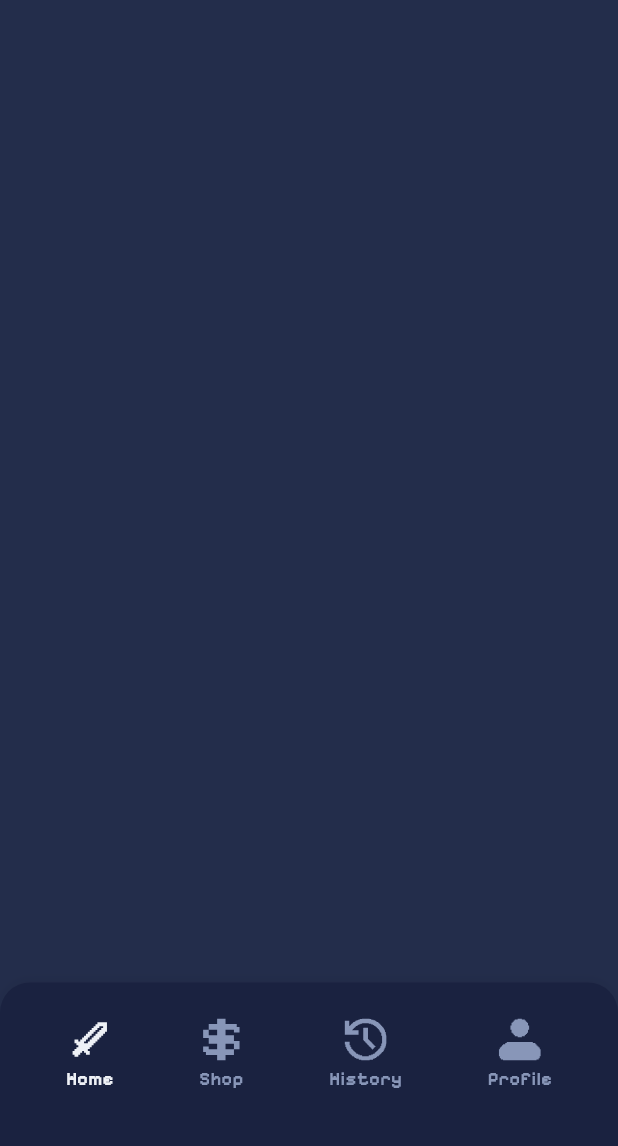
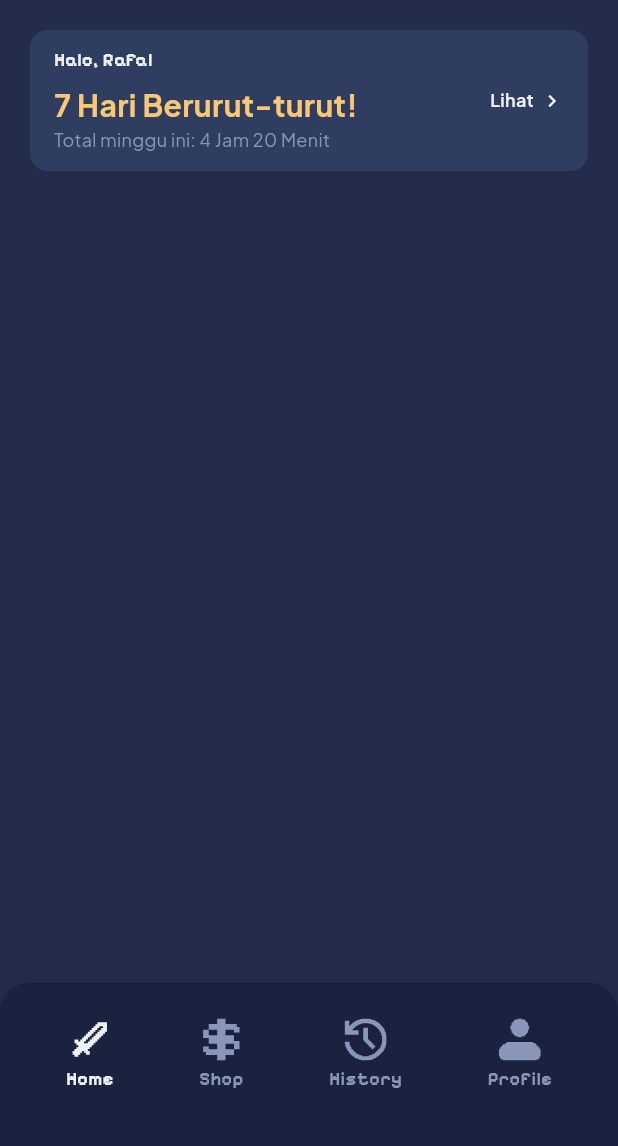
Before and after one commit to RafasyaSubhan/garrison, a Flutter app: the screen it shows after launch, on a phone screen of 412 x 824 dp, the part 90-1236 px from its top. Run offline on Flutter 3.47's test engine with Material 3 defaults, Android fonts, the light colour scheme and no system bars; our stand-ins replace flutter_svg.

Commit message:
feat: add streak card component

```diff
--- a/lib/main.dart
+++ b/lib/main.dart
@@ -3,6 +3,7 @@ import 'package:flutter/material.dart';
 import 'constants/app_colors.dart';
 import 'widgets/navbar.dart';
 import 'widgets/home_header.dart';
+import 'widgets/streak_card.dart';
 
 void main() {
   runApp(const GarrisonApp());
@@ -32,10 +33,12 @@ class HomePage extends StatelessWidget {
     return const Scaffold(
       body: SafeArea(
         child: Padding(
-          padding: EdgeInsets.all(20),
+          padding: const EdgeInsets.all(20),
           child: Column(
             children: [
               HomeHeader(),
+              SizedBox(height: 20),
+              StreakCard(),
             ],
           ),
         ),
--- /dev/null
+++ b/lib/widgets/streak_card.dart
@@ -0,0 +1,79 @@
+import 'package:flutter/material.dart';
+
+import '../constants/app_colors.dart';
+import '../constants/app_text_styles.dart';
+
+class StreakCard extends StatelessWidget {
+  const StreakCard({super.key});
+
+  @override
+  Widget build(BuildContext context) {
+    return Container(
+      width: double.infinity,
+      padding: const EdgeInsets.symmetric(
+        horizontal: 16,
+        vertical: 12,
+      ),
+      decoration: BoxDecoration(
+        color: AppColors.backgroundSurface,
+        borderRadius: BorderRadius.circular(12),
+      ),
+      child: Row(
+        mainAxisAlignment: MainAxisAlignment.spaceBetween,
+        children: [
+          Expanded(
+            child: Column(
+              crossAxisAlignment: CrossAxisAlignment.start,
+              children: [
+                Text(
+                  'Halo, Rafa!',
+                  style: AppTextStyles.c6.copyWith(
+                    color: AppColors.textPrimary,
+                  ),
+                ),
+
+                const SizedBox(height: 7),
+
+                Text(
+                  '7 Hari Berurut-turut!',
+                  style: AppTextStyles.h4.copyWith(
+                    color: AppColors.gold,
+                  ),
+                ),
+
+                Text(
+                  'Total minggu ini: 4 Jam 20 Menit',
+                  style: AppTextStyles.p6.copyWith(
+                    color: AppColors.textSecondary,
+                  ),
+                ),
+              ],
+            ),
+          ),
+
+          InkWell(
+            onTap: () {},
+            child: Row(
+              children: [
+                Text(
+                  'Lihat',
+                  style: AppTextStyles.s6.copyWith(
+                    color: AppColors.textPrimary,
+                  ),
+                ),
+
+                const SizedBox(width: 4),
+
+                const Icon(
+                  Icons.chevron_right,
+                  size: 16,
+                  color: AppColors.textPrimary,
+                ),
+              ],
+            ),
+          ),
+        ],
+      ),
+    );
+  }
+}
```
